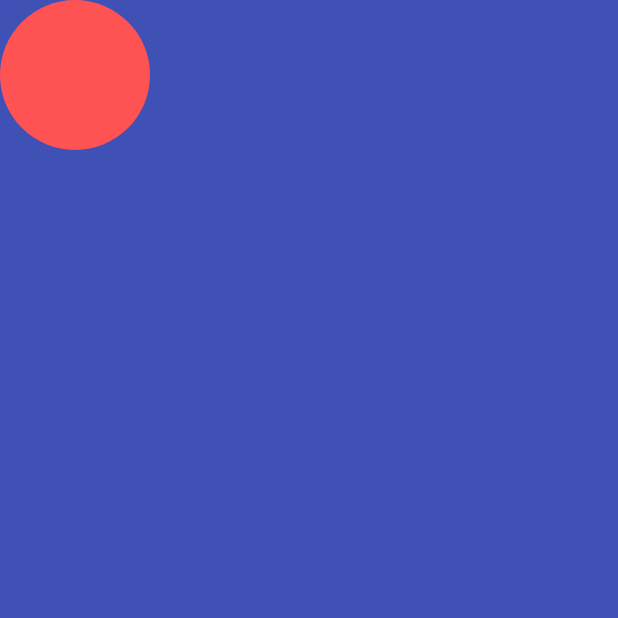
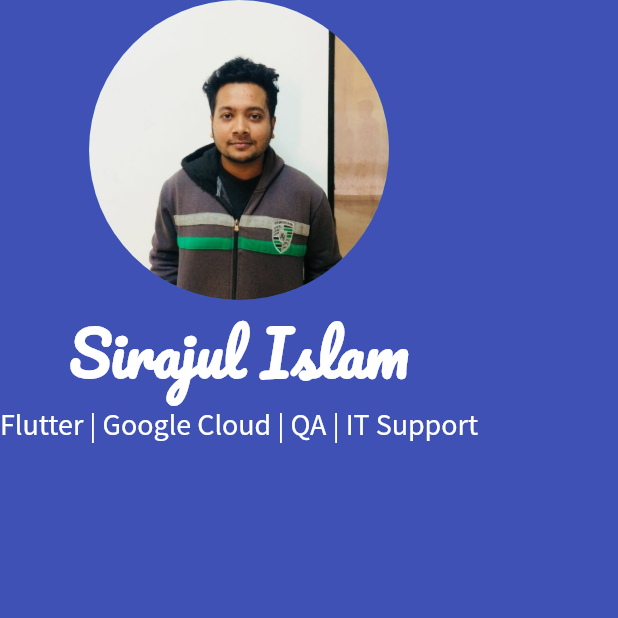
Before and after one commit to itsirajul/mi_card, a Flutter app: the screen it shows after launch, on a phone screen of 412 x 824 dp, the top half of it. Run offline on Flutter 3.47's test engine with Material 2 defaults, Android fonts, the phone set to English and light mode, and no system bars.

Commit message:
add 2 new fonts

```diff
--- a/lib/main.dart
+++ b/lib/main.dart
@@ -16,10 +16,28 @@ class MyApp extends StatelessWidget {
         backgroundColor: Colors.indigo,
         body: SafeArea(
             child: Column(
-              children: <Widget>[
+              children: const <Widget>[
                 CircleAvatar(
-                  radius: 50.0,
-                  backgroundColor: Colors.redAccent,
+                  radius: 100.0,
+                  backgroundImage: AssetImage('images/micard.jpg'),
+                ),
+                Text(
+                  'Sirajul Islam',
+                  style: TextStyle(
+                    fontSize: 40.0,
+                    color: Colors.white,
+                    fontWeight: FontWeight.bold,
+                    fontFamily: 'Pacifico',
+                  )
+                ),
+                Text(
+                  'Flutter | Google Cloud | QA | IT Support',
+                  style: TextStyle(
+                    fontSize: 20.0,
+                    color: Colors.white,
+                    fontWeight: FontWeight.normal,
+                    fontFamily: 'Source Sans Pro'
+                  ),
                 ),
               ],
             ),
```
Also changed, not shown: pubspec.yaml (+9 -39 lines), fonts/Pacifico-Regular.ttf (added), fonts/SourceSansPro-Regular.ttf (added), images/micard.jpg (added).
